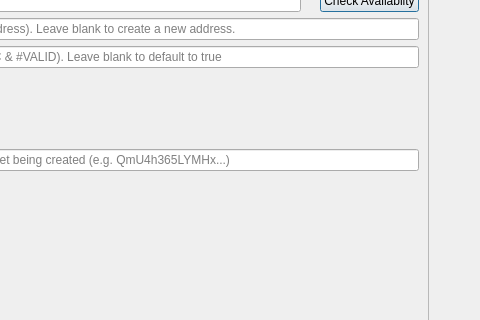
Qt form src/qt/forms/createassetdialog.ui (RavenProject/Ravencoin) before a commit; both pictures show x 461 to 941 and y 308 to 628 of the 941 by 1120 pixel window.
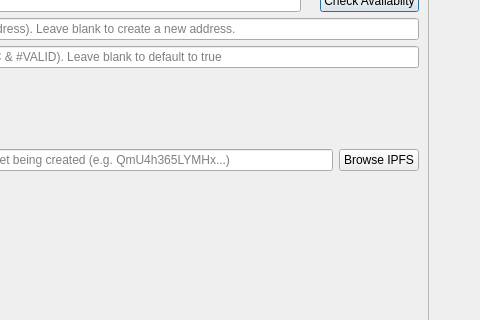
The same form after that commit. Custom widgets are drawn as their Qt base class.

Commit message:
gui: create asset view - browse ipfs button
    * Add button to open ipfs-hash in the configured ipfs-viewer.
      This can be handy to verify your ipfs-hash is correct, before creating the asset.

    * Remove a check that enabled the Check Availability button once the `Add IPFS/Txid hash` was enabled.

```diff
--- a/src/qt/forms/createassetdialog.ui
+++ b/src/qt/forms/createassetdialog.ui
@@ -829,6 +829,13 @@
               </property>
              </widget>
             </item>
+            <item>
+             <widget class="QPushButton" name="openIpfsButton">
+              <property name="text">
+               <string>Browse IPFS</string>
+              </property>
+             </widget>
+            </item>
            </layout>
           </item>
           <item>
```
The commit also changes 2 other files.
